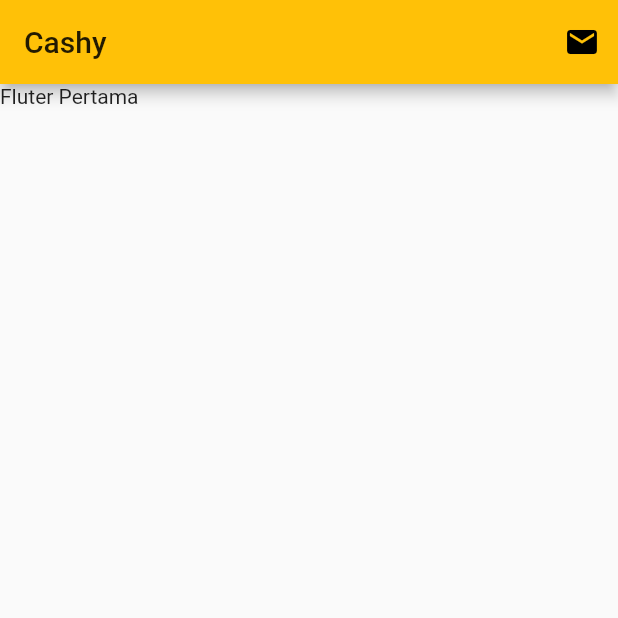
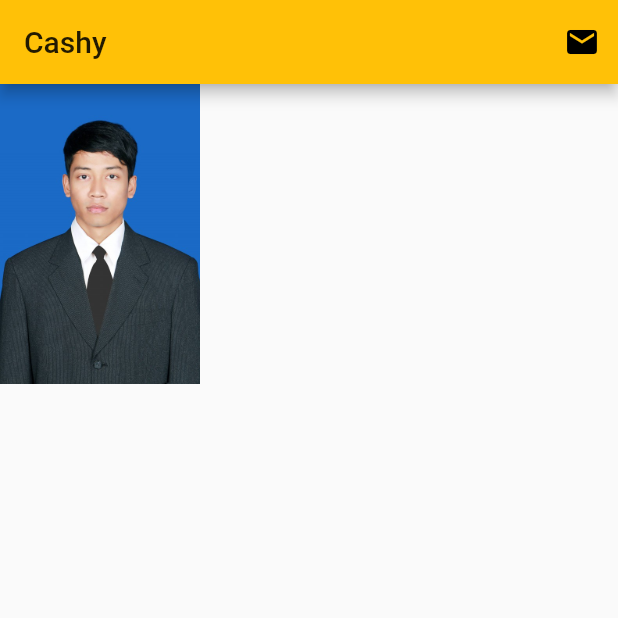
Before and after one commit to gantira/cashy_app, a Flutter app: the screen it shows after launch, on a phone screen of 412 x 824 dp, the top half of it. Run offline on Flutter 3.47's test engine with Material 2 defaults, Android fonts, the phone set to English and light mode, and no system bars.

Commit message:
Image Widget

```diff
--- a/lib/main.dart
+++ b/lib/main.dart
@@ -22,7 +22,10 @@ class MyApp extends StatelessWidget {
               ],
             ),
             body: SafeArea(
-              child: Text('Fluter Pertama'),
+              child: Image(
+                image: AssetImage('assets/images/angga.jpg'),
+                height: 200,
+              ),
             )));
   }
 }
--- a/pubspec.yaml
+++ b/pubspec.yaml
@@ -46,7 +46,8 @@ flutter:
 
   # To add assets to your application, add an assets section, like this:
   assets:
-     - assets/images/taspen.jpeg
+     - assets/images/angga.jpg
+     - assets/images/ic_payment.jpg
 
   # An image asset can refer to one or more resolution-specific "variants", see
   # https://flutter.dev/assets-and-images/#resolution-aware.
```
Also changed, not shown: assets/images/angga.jpg (added), assets/images/ic_payment.jpg (added), assets/images/taspen.jpeg (deleted).
